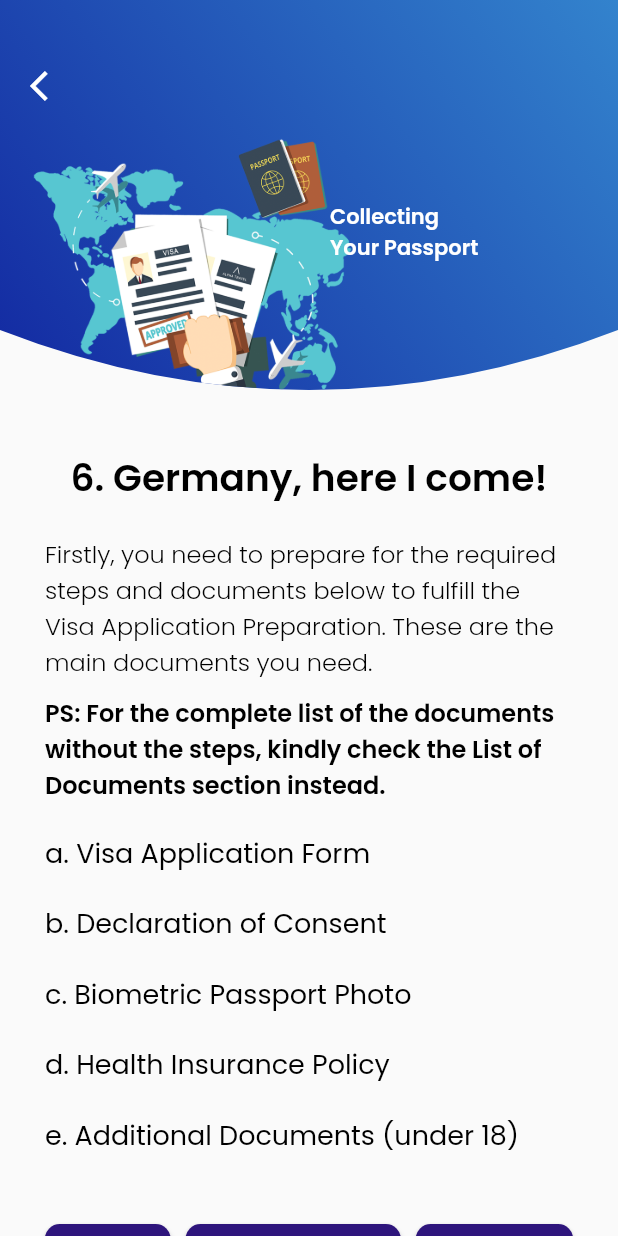
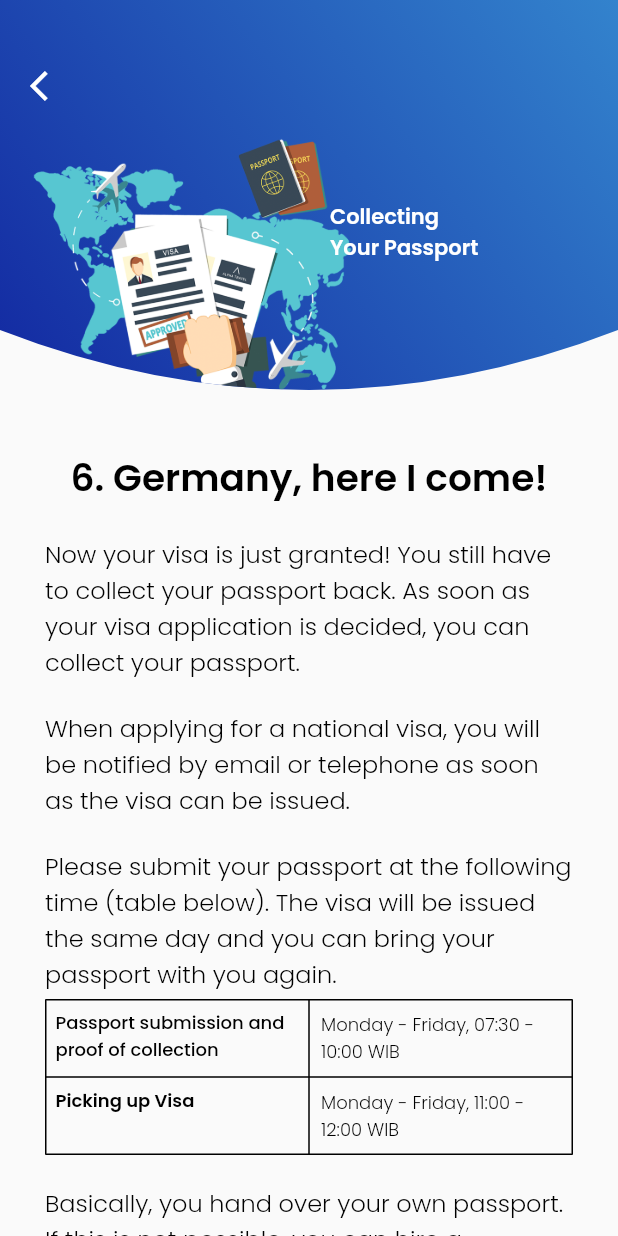
Before and after one commit to adibwaluya/NusaplannerMobileApp, a Flutter app: the VisaScreenSeven screen opened directly, on a phone screen of 412 x 824 dp. Run offline on Flutter 3.47's test engine with Material 2 defaults, Android fonts, the phone set to English and light mode, and no system bars; our stand-ins replace carousel_slider, dio, flutter_secure_storage, flutter_svg, google_fonts, shared_preferences; missing offline and left inert: flutter_pdfview, kommunicate_flutter; accounts and stored records are empty; network calls fail.

Commit message:
Added all details to all visa screens

```diff
--- a/nusaplanner_app/lib/pages/Feed/details/visa_detail.dart/visa_screen_eight.dart
+++ b/nusaplanner_app/lib/pages/Feed/details/visa_detail.dart/visa_screen_eight.dart
@@ -17,8 +17,8 @@
         children: [
           MyHeader(
               image: "assets/images/visa_seven.png",
-              textTop: "Visa",
-              textBottom: "Rejection",
+              textTop: "",
+              textBottom: "Visa Rejection",
               offset: 0,
               iconleft: true),
           Center(
@@ -62,6 +62,27 @@
                   style: blackRegularTextStyle.copyWith(fontSize: 18),
                 ),
                 SizedBox(
+                  height: 5,
+                ),
+                Text(
+                  'If the Embassy comes to the conclusion, that an additional interview could help, the Embassy sends you a written invitation to an interview.',
+                  style: blackLightTextStyle.copyWith(fontSize: 14),
+                ),
+                SizedBox(
+                  height: 5,
+                ),
+                Text(
+                  'If the Embassy can in the course of the discussion follow your reasoning, you will receive a visa.',
+                  style: blackLightTextStyle.copyWith(fontSize: 14),
+                ),
+                SizedBox(
+                  height: 5,
+                ),
+                Text(
+                  'If the Embassy cannot follow your reasoning, you will consequently receive a written notice by post, against which you can file a court case against the Federal Republic of Germany with the Administrative Court in Berlin within one month of receipt of the notice',
+                  style: blackLightTextStyle.copyWith(fontSize: 14),
+                ),
+                SizedBox(
                   height: 20,
                 ),
                 Text(
@@ -69,23 +90,18 @@
                   style: blackRegularTextStyle.copyWith(fontSize: 18),
                 ),
                 SizedBox(
-                  height: 20,
+                  height: 5,
                 ),
                 Text(
-                  'c. Biometric Passport Photo',
-                  style: blackRegularTextStyle.copyWith(fontSize: 18),
+                  'If the Embassy is of the opinion, that the decision does not require an additional discussion with you as the applicant, then you will receive a detailed written notice by post, against which you can file a court case against the Federal Republic of Germany with the Administrative Court in Berlin within one month of receipt of the notice.',
+                  style: blackLightTextStyle.copyWith(fontSize: 14),
                 ),
                 SizedBox(
-                  height: 20,
+                  height: 5,
                 ),
                 Text(
-                  'd. Health Insurance Policy',
-                  style: blackRegularTextStyle.copyWith(fontSize: 18),
-                ),
-                SizedBox(height: 20),
-                Text(
-                  'e. Additional Documents (under 18)',
-                  style: blackRegularTextStyle.copyWith(fontSize: 18),
+                  'Please wait in any case until you have received the notice. You can, alternatively, submit a new application and should hereby respond especially to the reasons for the rejection of your previous application and try to clear these up through the submission of the appropriate documents.',
+                  style: blackLightTextStyle.copyWith(fontSize: 14),
                 ),
                 SizedBox(
                   height: 20,
--- a/nusaplanner_app/lib/pages/Feed/details/visa_detail.dart/visa_screen_seven.dart
+++ b/nusaplanner_app/lib/pages/Feed/details/visa_detail.dart/visa_screen_seven.dart
@@ -38,65 +38,73 @@
                 mainAxisAlignment: MainAxisAlignment.start,
                 children: [
                   Text(
-                    'Firstly, you need to prepare for the required steps and documents below to fulfill the Visa Application Preparation. These are the main documents you need.',
+                    'Now your visa is just granted! You still have to collect your passport back. As soon as your visa application is decided, you can collect your passport.',
                     style: blackLightTextStyle.copyWith(fontSize: 16),
                   ),
                   SizedBox(
-                    height: 10,
+                    height: 20,
                   ),
                   Text(
-                    'PS: For the complete list of the documents without the steps, kindly check the List of Documents section instead.',
-                    style: blackSemiBoldTextStyle.copyWith(fontSize: 16),
+                    'When applying for a national visa, you will be notified by email or telephone as soon as the visa can be issued.',
+                    style: blackLightTextStyle.copyWith(fontSize: 16),
+                  ),
+                  SizedBox(
+                    height: 20,
+                  ),
+                  Text(
+                    'Please submit your passport at the following time (table below). The visa will be issued the same day and you can bring your passport with you again.',
+                    style: blackLightTextStyle.copyWith(fontSize: 16),
+                  ),
+                  SizedBox(
+                    height: 5,
+                  ),
+                  Table(
+                    border: TableBorder.all(color: blackColor),
+                    children: [
+                      TableRow(children: [
+                        Padding(
+                          padding: const EdgeInsets.all(7.0),
+                          child: Text(
+                              'Passport submission and proof of collection',
+                              style:
+                                  blackMediumTextStyle.copyWith(fontSize: 12)),
+                        ),
+                        Padding(
+                          padding: const EdgeInsets.all(8.0),
+                          child: Text(
+                            'Monday - Friday, 07:30 - 10:00 WIB',
+                            style: blackLightTextStyle.copyWith(fontSize: 12),
+                          ),
+                        ),
+                      ]),
+                      TableRow(children: [
+                        Padding(
+                          padding: const EdgeInsets.all(7.0),
+                          child: Text('Picking up Visa',
+                              style: blackSemiBoldTextStyle.copyWith(
+                                  fontSize: 12)),
+                        ),
+                        Padding(
+                          padding: const EdgeInsets.all(8.0),
+                          child: Text('Monday - Friday, 11:00 - 12:00 WIB',
+                              style:
+                                  blackLightTextStyle.copyWith(fontSize: 12)),
+                        ),
+                      ]),
+                    ],
+                  ),
+                  SizedBox(
+                    height: 20,
+                  ),
+                  Text(
+                    'Basically, you hand over your own passport. If this is not possible, you can hire a representative to do this. To achieve it, please draw up a written power of attorney and present it to your representative.',
+                    style: blackLightTextStyle.copyWith(fontSize: 16),
                   ),
                   SizedBox(
                     height: 20,
                   )
                 ],
               ),
-            ),
-            Padding(
-              padding: const EdgeInsets.symmetric(horizontal: 30),
-              child: Column(
-                crossAxisAlignment: CrossAxisAlignment.start,
-                children: [
-                  Text(
-                    'a. Visa Application Form',
-                    style: blackRegularTextStyle.copyWith(fontSize: 18),
-                  ),
-                  SizedBox(
-                    height: 20,
-                  ),
-                  Text(
-                    'b. Declaration of Consent',
-                    style: blackRegularTextStyle.copyWith(fontSize: 18),
-                  ),
-                  SizedBox(
-                    height: 20,
-                  ),
-                  Text(
-                    'c. Biometric Passport Photo',
-                    style: blackRegularTextStyle.copyWith(fontSize: 18),
-                  ),
-                  SizedBox(
-                    height: 20,
-                  ),
-                  Text(
-                    'd. Health Insurance Policy',
-                    style: blackRegularTextStyle.copyWith(fontSize: 18),
-                  ),
-                  SizedBox(height: 20),
-                  Text(
-                    'e. Additional Documents (under 18)',
-                    style: blackRegularTextStyle.copyWith(fontSize: 18),
-                  ),
-                  SizedBox(
-                    height: 20,
-                  ),
-                ],
-              ),
-            ),
-            SizedBox(
-              height: 20,
             ),
             Padding(
               padding: const EdgeInsets.symmetric(horizontal: 20),
@@ -108,7 +116,7 @@
                       Navigator.of(context).pop();
                     },
                     child: Text(
-                      "Return",
+                      "Back",
                       style: whiteTextStyle.copyWith(fontSize: 16),
                     ),
                     style: ButtonStyle(
@@ -138,7 +146,7 @@
                     },
                     child: Text(
                       "Visa Overview",
-                      style: whiteTextStyle.copyWith(fontSize: 16),
+                      style: whiteTextStyle.copyWith(fontSize: 14),
                     ),
                     style: ButtonStyle(
                       shape: MaterialStateProperty.all<RoundedRectangleBorder>(
@@ -160,7 +168,7 @@
                       }));
                     },
                     child: Text(
-                      "Continue",
+                      "Next",
                       style: whiteTextStyle.copyWith(fontSize: 16),
                     ),
                     style: ButtonStyle(
--- a/nusaplanner_app/lib/pages/Feed/details/visa_detail.dart/visa_screen_six.dart
+++ b/nusaplanner_app/lib/pages/Feed/details/visa_detail.dart/visa_screen_six.dart
@@ -66,7 +66,7 @@
                       Navigator.of(context).pop();
                     },
                     child: Text(
-                      "Return",
+                      "Back",
                       style: whiteTextStyle.copyWith(fontSize: 16),
                     ),
                     style: ButtonStyle(
@@ -95,7 +95,7 @@
                     },
                     child: Text(
                       "Visa Overview",
-                      style: whiteTextStyle.copyWith(fontSize: 16),
+                      style: whiteTextStyle.copyWith(fontSize: 14),
                     ),
                     style: ButtonStyle(
                       shape: MaterialStateProperty.all<RoundedRectangleBorder>(
@@ -117,7 +117,7 @@
                       }));
                     },
                     child: Text(
-                      "Continue",
+                      "Next",
                       style: whiteTextStyle.copyWith(fontSize: 16),
                     ),
                     style: ButtonStyle(
```
